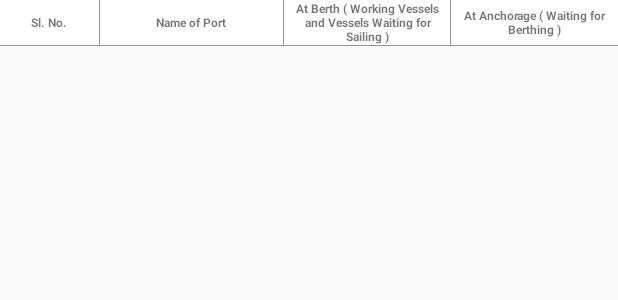
After one commit to vaibgups/SagarUnnati, an Android app: the layout content_dvp_layout.xml on its own in the app's theme, with its tools: preview values and no code run, on a phone screen of 412 x 824 dp. The commit adds this screen. Shown: the top 300 px of the screen. Run offline under Robolectric (Android 15) with nearby library versions, the phone set to English and light mode, and no system bars.

Commit message:
Dashboard UI Design

```diff
--- /dev/null
+++ b/app/src/main/res/layout/content_dvp_layout.xml
@@ -0,0 +1,175 @@
+<?xml version="1.0" encoding="utf-8"?>
+<LinearLayout xmlns:android="http://schemas.android.com/apk/res/android"
+    android:orientation="vertical" android:layout_width="match_parent"
+    android:layout_height="wrap_content">
+
+   <!-- <LinearLayout
+        android:layout_width="match_parent"
+        android:background="@color/white"
+        android:orientation="horizontal"
+        android:layout_height="40dp">
+
+        <TextView
+            android:layout_width="0dp"
+            android:layout_height="match_parent"
+            android:layout_weight="0.5"
+            android:layout_marginLeft="5dp"
+            android:layout_marginRight="5dp"
+            android:text="@string/tv_dvp_s_no"
+            android:textSize="10sp"
+            android:gravity="center" />
+
+
+        <LinearLayout
+            android:layout_width="1px"
+            android:layout_height="match_parent"
+            android:background="@color/black_overlay"/>
+
+
+        <TextView
+            android:layout_width="0dp"
+            android:layout_height="match_parent"
+            android:layout_weight="1"
+            android:layout_marginLeft="5dp"
+            android:layout_marginRight="5dp"
+            android:text="@string/tv_pus_values"
+            android:textSize="10sp"
+            android:gravity="center"/>
+
+        <LinearLayout
+        android:layout_width="1px"
+        android:layout_height="match_parent"
+        android:background="@color/black_overlay" />
+
+        <TextView
+            android:layout_width="0dp"
+            android:layout_height="match_parent"
+            android:layout_weight="1"
+            android:layout_marginLeft="5dp"
+            android:layout_marginRight="5dp"
+            android:text="@string/tv_pus_project_cost"
+            android:textSize="10sp"
+            android:gravity="center" />
+
+        <LinearLayout
+            android:layout_width="1px"
+            android:layout_height="match_parent"
+            android:background="@color/black_overlay" />
+
+        <TextView
+            android:layout_width="0dp"
+            android:layout_height="match_parent"
+            android:layout_weight="1"
+            android:layout_marginLeft="5dp"
+            android:layout_marginRight="5dp"
+            android:text="@string/tv_pus_project_cost"
+            android:textSize="10sp"
+            android:gravity="center" />
+
+
+    </LinearLayout>
+
+    <LinearLayout
+        android:layout_width="match_parent"
+        android:layout_height="1px"
+        android:background="@color/black_overlay" />
+-->
+
+
+
+
+        <LinearLayout
+            android:layout_width="match_parent"
+            android:background="@color/white"
+            android:orientation="horizontal"
+            android:layout_height="wrap_content">
+
+            <TextView
+                android:layout_width="0dp"
+                android:layout_height="match_parent"
+                android:layout_weight="0.5"
+                android:layout_marginLeft="5dp"
+                android:layout_marginRight="5dp"
+                android:text="@string/tv_dvp_s_no"
+                android:textSize="8sp"
+                android:textStyle="bold"
+                android:gravity="center" />
+
+
+            <LinearLayout
+                android:layout_width="1px"
+                android:layout_height="match_parent"
+                android:background="@color/black_overlay"/>
+
+
+            <TextView
+                android:layout_width="0dp"
+                android:layout_height="match_parent"
+                android:layout_weight="1"
+                android:layout_marginLeft="5dp"
+                android:layout_marginRight="5dp"
+                android:text="@string/tv_dvp_name_of_port"
+                android:textSize="8sp"
+                android:textStyle="bold"
+                android:gravity="center"/>
+
+            <LinearLayout
+                android:layout_width="1px"
+                android:layout_height="match_parent"
+                android:background="@color/black_overlay" />
+
+            <LinearLayout
+                android:layout_width="0dp"
+                android:layout_height="match_parent"
+                android:orientation="vertical"
+                android:layout_weight="2">
+                <LinearLayout
+                    android:layout_width="match_parent"
+                    android:layout_height="0dp"
+                    android:layout_weight="1"
+                    android:orientation="horizontal">
+
+                    <TextView
+                        android:layout_width="0dp"
+                        android:layout_height="match_parent"
+                        android:layout_weight="1"
+                        android:layout_marginLeft="5dp"
+                        android:layout_marginRight="5dp"
+                        android:text="@string/tv_dvp_at_berth"
+                        android:textSize="8sp"
+                        android:textStyle="bold"
+                        android:gravity="center" />
+
+                    <LinearLayout
+                        android:layout_width="1px"
+                        android:layout_height="match_parent"
+                        android:background="@color/black_overlay" />
+
+                    <TextView
+                        android:layout_width="0dp"
+                        android:layout_height="match_parent"
+                        android:layout_weight="1"
+                        android:layout_marginLeft="5dp"
+                        android:layout_marginRight="5dp"
+                        android:text="@string/tv_dvp_at_anchorage"
+                        android:textSize="8sp"
+                        android:textStyle="bold"
+                        android:gravity="center" />
+
+                </LinearLayout>
+            </LinearLayout>
+
+
+
+        </LinearLayout>
+
+        <LinearLayout
+            android:layout_width="match_parent"
+            android:layout_height="1px"
+            android:background="@color/black_overlay" />
+
+
+
+
+
+</LinearLayout>
--- a/app/src/main/res/values/colors.xml
+++ b/app/src/main/res/values/colors.xml
@@ -25,6 +25,8 @@
 
 <!--Extra color code-->
 
+    <color name="table_head_back">#2078b6</color>
+    <color name="white">#ffffff</color>
     <color name="colorTextPrimary">#FFFFFF</color>
     <color name="colorTextDisable">#66FFFFFF</color>
 
--- a/app/src/main/res/values/strings.xml
+++ b/app/src/main/res/values/strings.xml
@@ -23,6 +23,27 @@
     <string name="tv_reg_port">Port</string>
     <string name="tv_reg_port_name">Port Name</string>
 
+    <string name="tv_dvp">Daily Vessel Position</string>
+    <string name="tv_dvp_s_no">Sl. No.</string>
+    <string name="tv_dvp_name_of_port">Name of Port</string>
+    <string name="tv_dvp_no_of_vessels">Number of Vessels</string>
+    <string name="tv_dvp_at_berth">At Berth ( Working Vessels and Vessels Waiting for Sailing )</string>
+    <string name="tv_dvp_at_anchorage">At Anchorage ( Waiting for Berthing )</string>
+
+
+    <string name="tv_pus_sagar_mala_program">Sagarmala Programme</string>
+    <string name="tv_pus_values">Values</string>
+    <string name="tv_pus_project_cost">Project Cost (Rs Cr.)</string>
+
+    <string name="tv_sb_sagar_mala_beneficiaries">Sagarmala Beneficiaries</string>
+    <string name="tv_sb_sagar_mala_program">Sagarmala Programme</string>
+    <string name="tv_sb_number">Number</string>
+
+    <string name="tv_traffic">Traffic</string>
+    <string name="tv_traffic_port">Ports</string>
+    <string name="tv_traffic_date">APRIL TO JULY 2019*</string>
+
+
 <!--    Hint Edit text-->
 
 <!--    Login-->
```
Also changed, not shown: app/src/main/res/layout/content_psu_layout.xml (added, +63 -0 lines), app/src/main/res/layout/content_sb_layout.xml (added, +51 -0 lines), app/src/main/res/layout/content_traffic_layout.xml (added, +51 -0 lines), app/src/main/res/layout/dashboard_dvp_layout.xml (added, +141 -0 lines), app/src/main/res/layout/dashboard_sb_layout.xml (added, +77 -0 lines), app/src/main/res/layout/dashboard_traffic.xml (added, +77 -0 lines), app/src/main/res/layout/project_under_sagar_mala.xml (added, +90 -0 lines).
